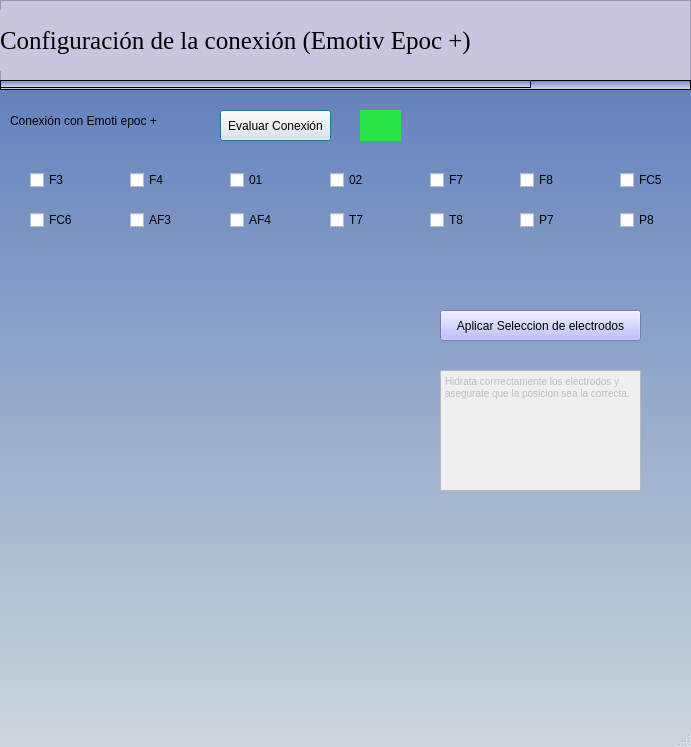
francisco2124/Cognidron-EEG-Version1.0, file pythonProject/vistas/conexion.ui: the form before one commit.
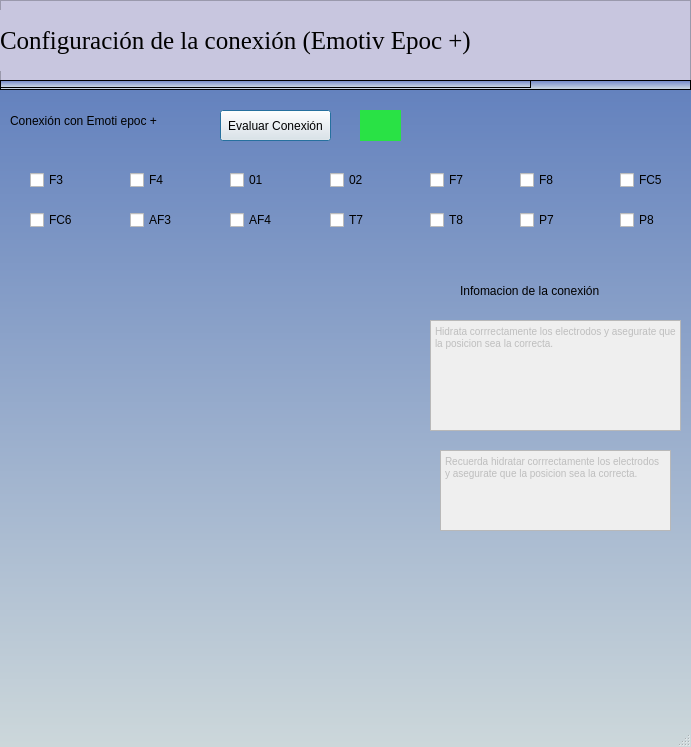
The form after the commit. Icons and pictures are not drawn.

Diff of the .ui file:
```diff
--- a/pythonProject/vistas/conexion.ui
+++ b/pythonProject/vistas/conexion.ui
@@ -258,10 +258,10 @@
    </property>
    <property name="geometry">
     <rect>
-     <x>440</x>
-     <y>370</y>
-     <width>201</width>
-     <height>121</height>
+     <x>430</x>
+     <y>320</y>
+     <width>251</width>
+     <height>111</height>
     </rect>
    </property>
    <property name="undoRedoEnabled">
@@ -279,22 +279,6 @@
     <bool>false</bool>
    </property>
   </widget>
-  <widget class="QPushButton" name="btSelElectrodos">
-   <property name="geometry">
-    <rect>
-     <x>440</x>
-     <y>310</y>
-     <width>201</width>
-     <height>31</height>
-    </rect>
-   </property>
-   <property name="styleSheet">
-    <string notr="true">background-color: rgb(170, 170, 255);</string>
-   </property>
-   <property name="text">
-    <string>Aplicar Seleccion de electrodos</string>
-   </property>
-  </widget>
   <widget class="QLabel" name="lbAF3">
    <property name="geometry">
     <rect>
@@ -710,6 +694,49 @@
     <string/>
    </property>
   </widget>
+  <widget class="QTextEdit" name="textEdit_2">
+   <property name="enabled">
+    <bool>false</bool>
+   </property>
+   <property name="geometry">
+    <rect>
+     <x>440</x>
+     <y>450</y>
+     <width>231</width>
+     <height>81</height>
+    </rect>
+   </property>
+   <property name="undoRedoEnabled">
+    <bool>false</bool>
+   </property>
+   <property name="html">
+    <string>&lt;!DOCTYPE HTML PUBLIC &quot;-//W3C//DTD HTML 4.0//EN&quot; &quot;http://www.w3.org/TR/REC-html40/strict.dtd&quot;&gt;
+&lt;html&gt;&lt;head&gt;&lt;meta name=&quot;qrichtext&quot; content=&quot;1&quot; /&gt;&lt;style type=&quot;text/css&quot;&gt;
+p, li { white-space: pre-wrap; }
+&lt;/style&gt;&lt;/head&gt;&lt;body style=&quot; font-family:'MS Shell Dlg 2'; font-size:7.8pt; font-weight:400; font-style:normal;&quot;&gt;
+&lt;p style=&quot; margin-top:0px; margin-bottom:0px; margin-left:0px; margin-right:0px; -qt-block-indent:0; text-indent:0px;&quot;&gt;Recuerda hidratar corrrectamente los electrodos y asegurate que la posicion sea la correcta.&lt;/p&gt;
+&lt;p style=&quot;-qt-paragraph-type:empty; margin-top:0px; margin-bottom:0px; margin-left:0px; margin-right:0px; -qt-block-indent:0; text-indent:0px;&quot;&gt;&lt;br /&gt;&lt;/p&gt;&lt;/body&gt;&lt;/html&gt;</string>
+   </property>
+   <property name="acceptRichText">
+    <bool>false</bool>
+   </property>
+  </widget>
+  <widget class="QLabel" name="label_3">
+   <property name="geometry">
+    <rect>
+     <x>460</x>
+     <y>280</y>
+     <width>201</width>
+     <height>21</height>
+    </rect>
+   </property>
+   <property name="styleSheet">
+    <string notr="true">font: 10pt &quot;MS Shell Dlg 2&quot;;</string>
+   </property>
+   <property name="text">
+    <string>Infomacion de la conexión</string>
+   </property>
+  </widget>
   <zorder>label_8</zorder>
   <zorder>label_2</zorder>
   <zorder>btnEvaluarConexion</zorder>
@@ -729,7 +756,6 @@
   <zorder>cbAF4</zorder>
   <zorder>cbF8</zorder>
   <zorder>textEdit</zorder>
-  <zorder>btSelElectrodos</zorder>
   <zorder>label_5</zorder>
   <zorder>frame</zorder>
   <zorder>frame_2</zorder>
@@ -749,6 +775,8 @@
   <zorder>lbF7</zorder>
   <zorder>lbRFIquierdo</zorder>
   <zorder>lbRFIquierdo_2</zorder>
+  <zorder>textEdit_2</zorder>
+  <zorder>label_3</zorder>
  </widget>
  <resources>
   <include location="images/image.qrc"/>
```
